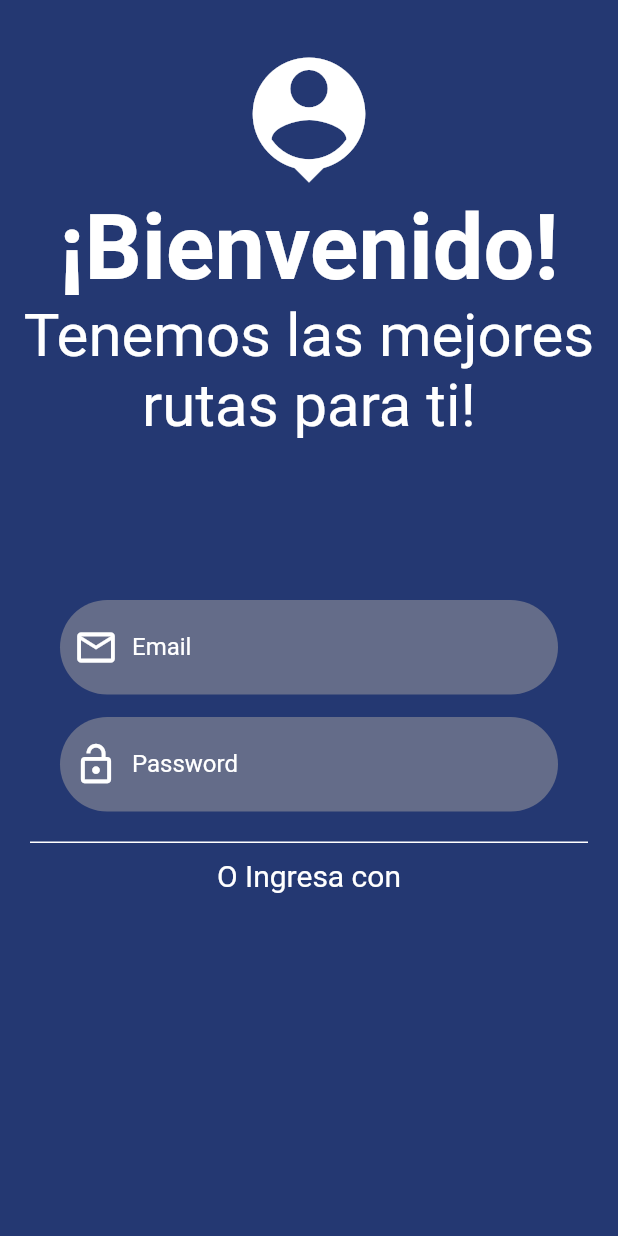
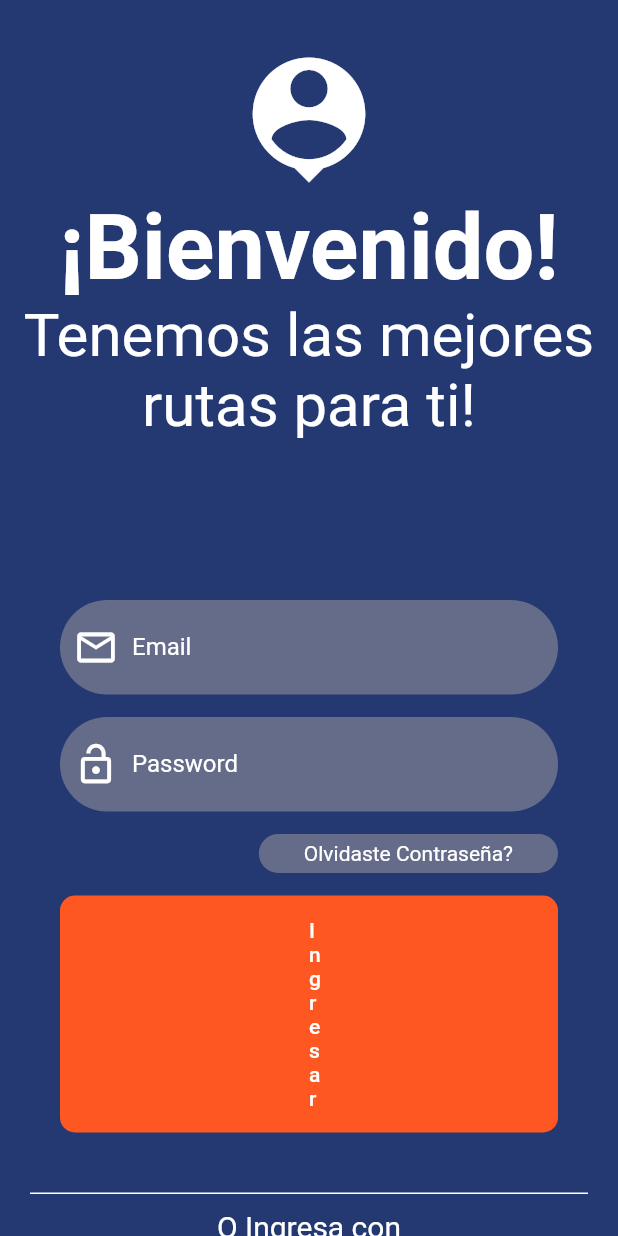
Before and after one commit to doublevpartners/w2w-app, a Flutter app: the screen it shows after launch, on a phone screen of 412 x 824 dp. Run offline on Flutter 3.47's test engine with Material 2 defaults, Android fonts, the phone set to English and light mode, and no system bars.

Commit message:
Fixing Styles Card Login

```diff
--- a/lib/main.dart
+++ b/lib/main.dart
@@ -14,8 +14,8 @@ class MyApp extends StatelessWidget {
       title: 'Material App',
       initialRoute: 'login',
       routes: {'login': (_) => LoginScreen(), 'home': (_) => HomeScreen()},
-      theme: ThemeData.light()
-          .copyWith(scaffoldBackgroundColor: Color.fromRGBO(36, 56, 114, 1)),
+      theme: ThemeData.light().copyWith(
+          scaffoldBackgroundColor: const Color.fromRGBO(36, 56, 114, 1)),
     );
   }
 }
--- a/lib/screens/login_screen.dart
+++ b/lib/screens/login_screen.dart
@@ -58,12 +58,52 @@ class _LoginForm extends StatelessWidget {
           TextFormField(
             autocorrect: false,
             autofocus: false,
+            obscureText: true,
             keyboardType: TextInputType.emailAddress,
             decoration: InputDecorations.authInputDecoration(
                 labelText: 'Password',
                 hintText: '************',
                 prefixIcon: Icons.lock_open),
           ),
+          const SizedBox(
+            height: 15,
+          ),
+          Container(
+            alignment: Alignment.topRight,
+            child: Container(
+              padding: const EdgeInsets.symmetric(horizontal: 30, vertical: 5),
+              decoration: BoxDecoration(
+                  borderRadius: BorderRadius.circular(50),
+                  color: const Color.fromARGB(129, 163, 159, 159)),
+              child: const Text(
+                'Olvidaste Contraseña?',
+                style: TextStyle(color: Colors.white),
+              ),
+            ),
+          ),
+          const SizedBox(
+            height: 15,
+          ),
+          MaterialButton(
+            disabledColor: Colors.grey,
+            elevation: 0,
+            shape:
+                RoundedRectangleBorder(borderRadius: BorderRadius.circular(10)),
+            color: Colors.deepOrange,
+            child: Container(
+                padding:
+                    const EdgeInsets.symmetric(horizontal: 150, vertical: 15),
+                child: const Text(
+                  'Ingresar',
+                  style: TextStyle(color: Colors.white),
+                )),
+            onPressed: () {
+              //TODO: Login Form
+            },
+          ),
+          const SizedBox(
+            height: 20,
+          )
         ],
       )),
     );
```
